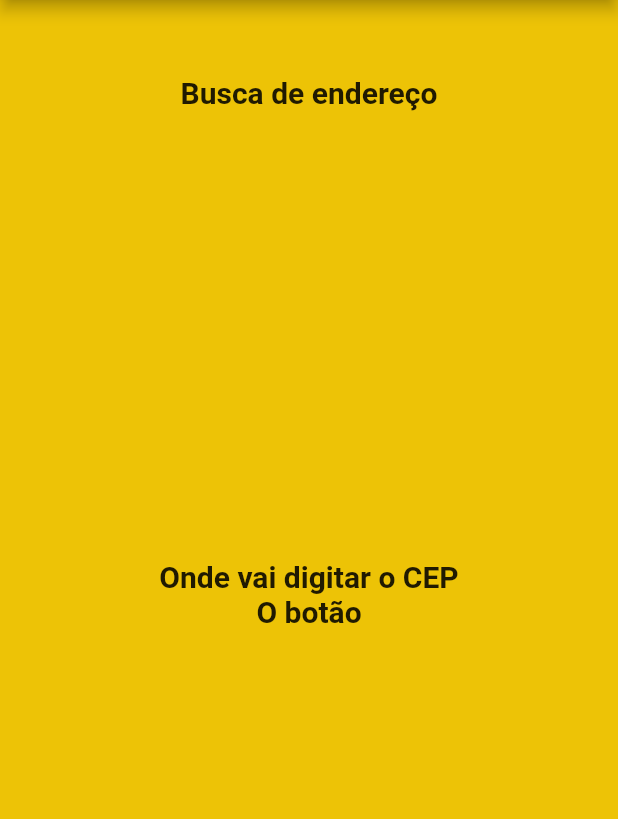
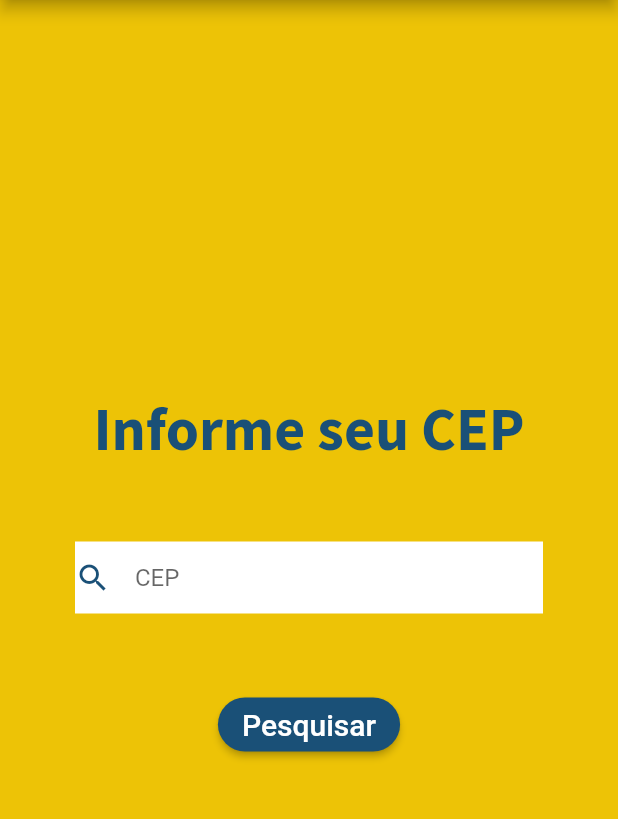
Before and after one commit to iury0393/correios-cep, a Flutter app: the screen it shows after launch, on a phone screen of 412 x 824 dp, the part 84-903 px from its top. Run offline on Flutter 3.47's test engine with Material 2 defaults, Android fonts, the phone set to English and light mode, and no system bars; our stand-ins replace mask_text_input_formatter.

Commit message:
Ajeitando o visual/Subindo dependencias/Nova fonte/TextField e botão

```diff
--- a/lib/cep_screen.dart
+++ b/lib/cep_screen.dart
@@ -1,45 +1,69 @@
 import 'package:flutter/material.dart';
+import 'package:mask_text_input_formatter/mask_text_input_formatter.dart';
 
-class CEP extends StatelessWidget {
+class CEP extends StatefulWidget {
+  @override
+  _CEPState createState() => _CEPState();
+}
+
+class _CEPState extends State<CEP> {
+  var maskFormatter = new MaskTextInputFormatter(
+      mask: '#####-##', filter: {"#": RegExp(r'[0-9]')});
   @override
   Widget build(BuildContext context) {
-    return Center(
+    return SafeArea(
       child: Column(
-        children: <Widget>[
-          Padding(
-            padding: const EdgeInsets.only(top: 50.0, bottom: 300.0),
-            child: Container(
-              child: Text(
-                'Busca de endereço',
-                style: TextStyle(
-                  fontSize: 20,
-                  fontWeight: FontWeight.bold,
-                ),
-              ),
-            ),
-          ),
-          Column(
+        mainAxisAlignment: MainAxisAlignment.center,
         children: <Widget>[
           Container(
             child: Text(
-                  'Onde vai digitar o CEP',
+              'Informe seu CEP',
               style: TextStyle(
-                    fontSize: 20,
-                    fontWeight: FontWeight.bold,
+                fontSize: 40.0,
+                fontFamily: 'Source Sans Pro',
+                color: Color(0xFF1A5077),
               ),
             ),
           ),
           Container(
-                child: Text(
-                  'O botão',
-                  style: TextStyle(
-                    fontSize: 20,
-                    fontWeight: FontWeight.bold,
+            color: Colors.white,
+            margin: EdgeInsets.symmetric(vertical: 50.0, horizontal: 50.0),
+            child: Row(
+              children: <Widget>[
+                Expanded(
+                  child: TextField(
+                    inputFormatters: [maskFormatter],
+                    decoration: InputDecoration(
+                      border: InputBorder.none,
+                      icon: Icon(
+                        Icons.search,
+                        color: Color(0xFF1A5077),
+                      ),
+                      hintText: 'CEP',
                     ),
                   ),
                 ),
               ],
             ),
+          ),
+          Container(
+            child: ButtonTheme(
+              child: RaisedButton(
+                child: const Text(
+                  'Pesquisar',
+                  style: TextStyle(color: Colors.white, fontSize: 20.0),
+                ),
+                color: Color(0xFF1A5077),
+                shape: RoundedRectangleBorder(
+                  borderRadius: BorderRadius.circular(30.0),
+                ),
+                splashColor: Color(0xFFF8F3F0),
+                onPressed: () {
+                  print('Pressionado');
+                },
+              ),
+            ),
+          )
         ],
       ),
     );
--- a/lib/main.dart
+++ b/lib/main.dart
@@ -12,7 +12,7 @@ class MyApp extends StatelessWidget {
       home: Scaffold(
         backgroundColor: Color(0xFFEDC306),
         appBar: AppBar(
-          title: Image.asset('assets/logo_correios.png'),
+          title: Image.asset('images/logo_correios.png'),
           backgroundColor: Color(0xFFF8F3F0),
         ),
         body: CEP(),
```
Also changed, not shown: pubspec.yaml (+7 -1 lines), fonts/SourceSansPro-Bold.ttf (added), images/logo_correios.png (renamed from assets/logo_correios.png), 1 other file. Lines whose indentation alone changed are shown as unchanged.
